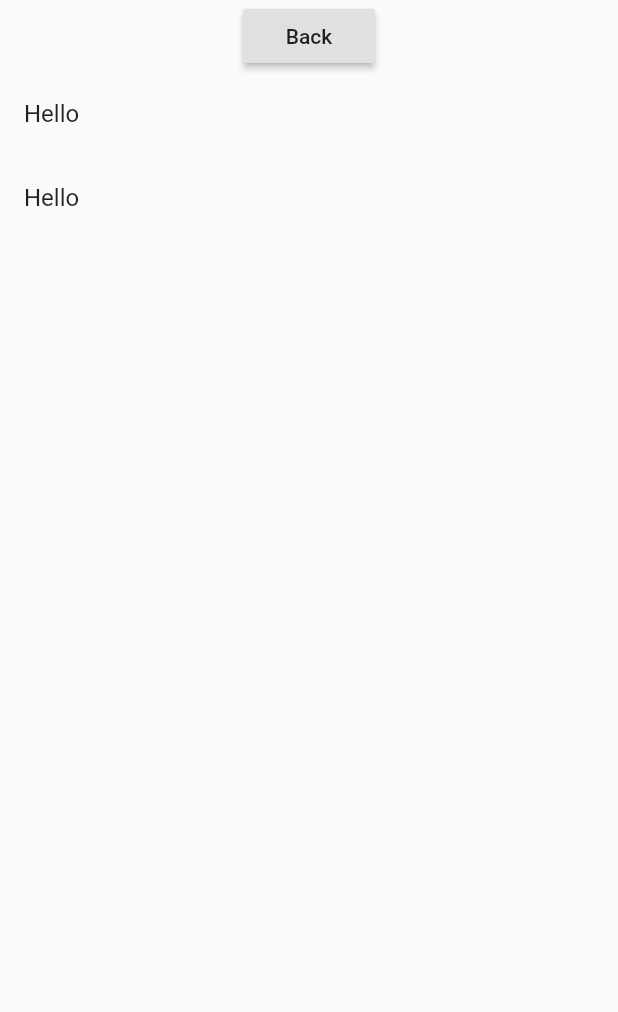
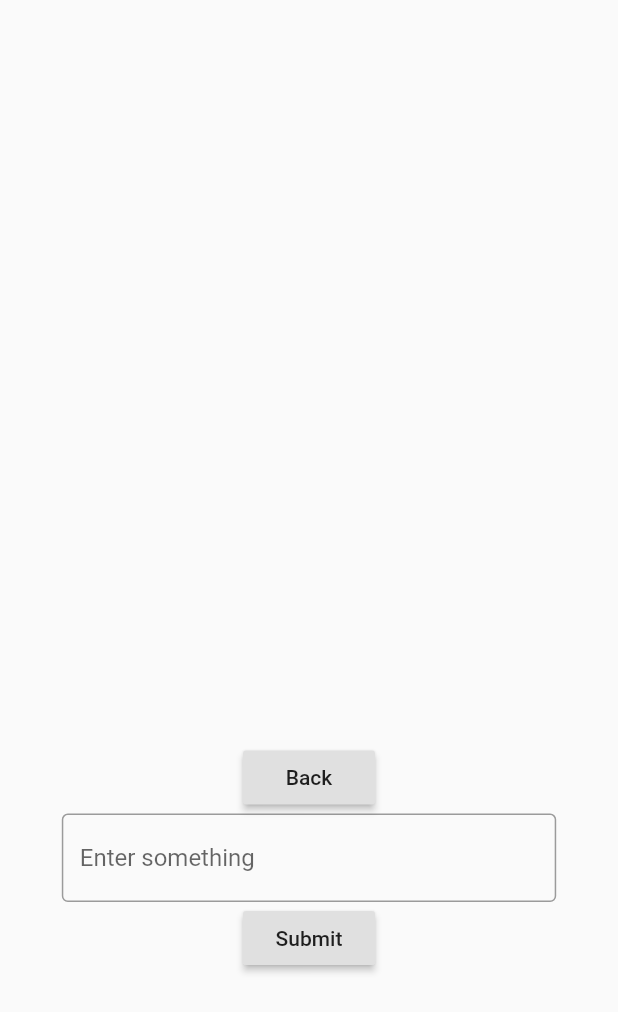
Before and after one commit to kirbs-btw/flutter, a Flutter app: the PageFour screen opened by its route, on a phone screen of 412 x 824 dp. Shown: the top 1012 px of the screen. Run offline on Flutter 3.47's test engine with Material 2 defaults, Android fonts, the phone set to English and light mode, and no system bars.

Commit message:
Add files via upload

```diff
--- a/lib/pages/page_four/page_four.dart
+++ b/lib/pages/page_four/page_four.dart
@@ -12,6 +12,32 @@ class PageFour extends StatefulWidget {
 }
 
 class _PageFour extends State<PageFour> {
+  String inputText = '';
+  List<Widget> _NewPage = [];
+
+  void updateText(String text){
+    inputText = text;
+  }
+
+  void processInput(){
+    print(inputText);
+    setState(() {
+      _NewPage.add(_newText());
+    });
+  }
+
+  Widget _newText(){
+    return Dismissible(
+      child: ListTile(
+        title: Text(inputText),
+      ),
+      background: Container(
+        color: Colors.green,
+        width: 100,
+      ),
+      key: ValueKey(inputText),
+    );
+  }
 
   @override
   Widget build(BuildContext context) {
@@ -19,31 +45,38 @@ class _PageFour extends State<PageFour> {
       body: Center(
           child: Column(
             children: <Widget>[
+              Container(
+                // width: MediaQuery.of(context).size.width * 1,
+                height: MediaQuery.of(context).size.height * 0.6,
+                child: ListView.builder(
+                  itemCount: _NewPage.length,
+                  itemBuilder: (context, index){
+                    return _NewPage[index];
+                  },
+                ),
+              ),
               RaisedButton(
                 child: Text('Back'),
                 onPressed: (){
                   Navigator.pushNamed(context, '/home');
                 },
               ),
-              Dismissible(
-                child: ListTile(
-                  title: Text("Hello"),
+              SizedBox(
+                width: MediaQuery.of(context).size.width * 0.8,
+                child: TextField(
+                  onChanged: updateText,
+                  decoration: InputDecoration(
+                    border: OutlineInputBorder(),
+                    hintText: 'Enter something',
+                  ),
                 ),
-                background: Container(
-                  color: Colors.green,
-                  width: 100,
-                ),
-                key: ValueKey('widget'),
               ),
-              Dismissible(
-                child: ListTile(
-                  title: Text("Hello"),
-                ),
-                background: Container(
-                  color: Colors.green,
-                  width: 100,
-                ),
-                key: ValueKey('widget2'),
+
+              RaisedButton(
+                onPressed: (){
+                  processInput();
+                },
+                child: const Text('Submit'),
               ),
             ],
           ),
```
